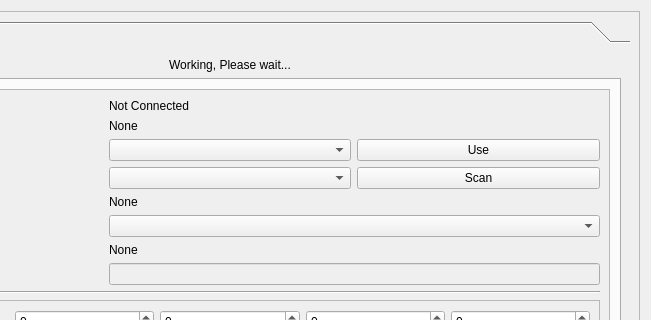
Qt form src/brickv/plugin_system/plugins/red/ui/red_tab_settings.ui (Tinkerforge/brickv) before a commit; both pictures show x 191 to 842 and y 0 to 320 of the 842 by 749 pixel window.
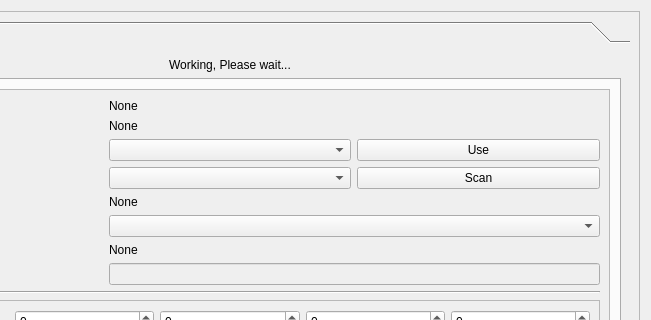
The same form after that commit. The open tabs and pages were chosen to show the change.

Commit message: red-brick: Update GUI only when all the data are available

What changed in the file:
```diff
--- a/src/brickv/plugin_system/plugins/red/ui/red_tab_settings.ui
+++ b/src/brickv/plugin_system/plugins/red/ui/red_tab_settings.ui
@@ -577,7 +577,7 @@
                     <item row="0" column="1" colspan="2">
                      <widget class="QLabel" name="label_net_wireless_constat">
                       <property name="text">
-                       <string>Not Connected</string>
+                       <string>None</string>
                       </property>
                      </widget>
                     </item>
```
The commit also changes 1 other file.
